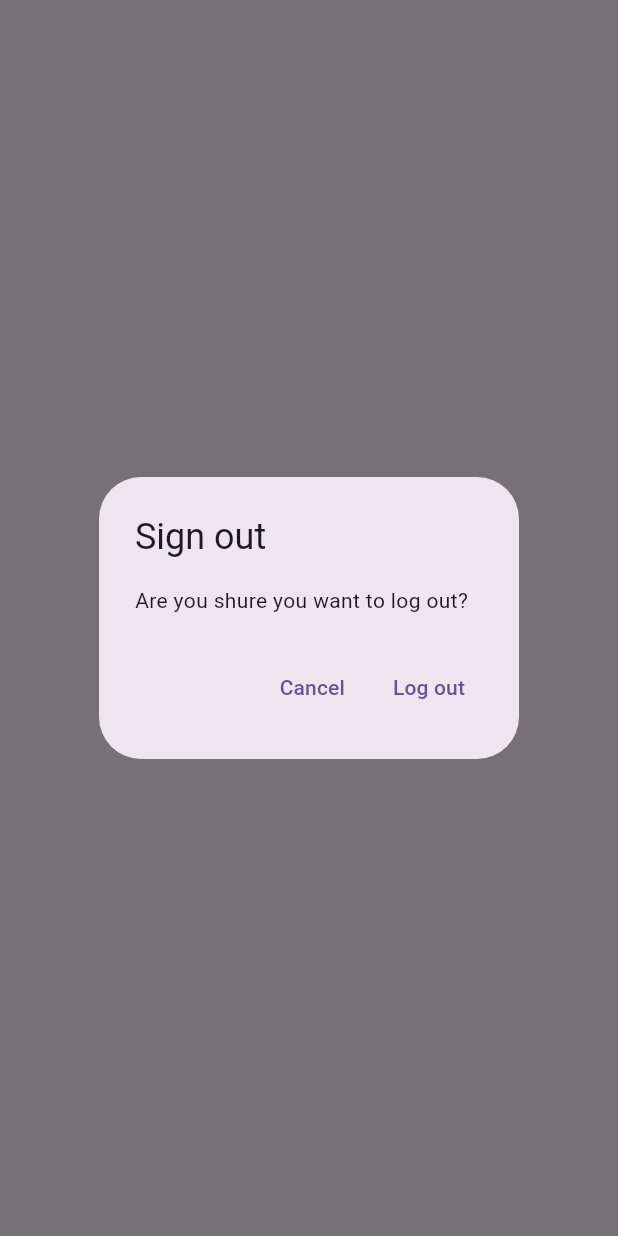
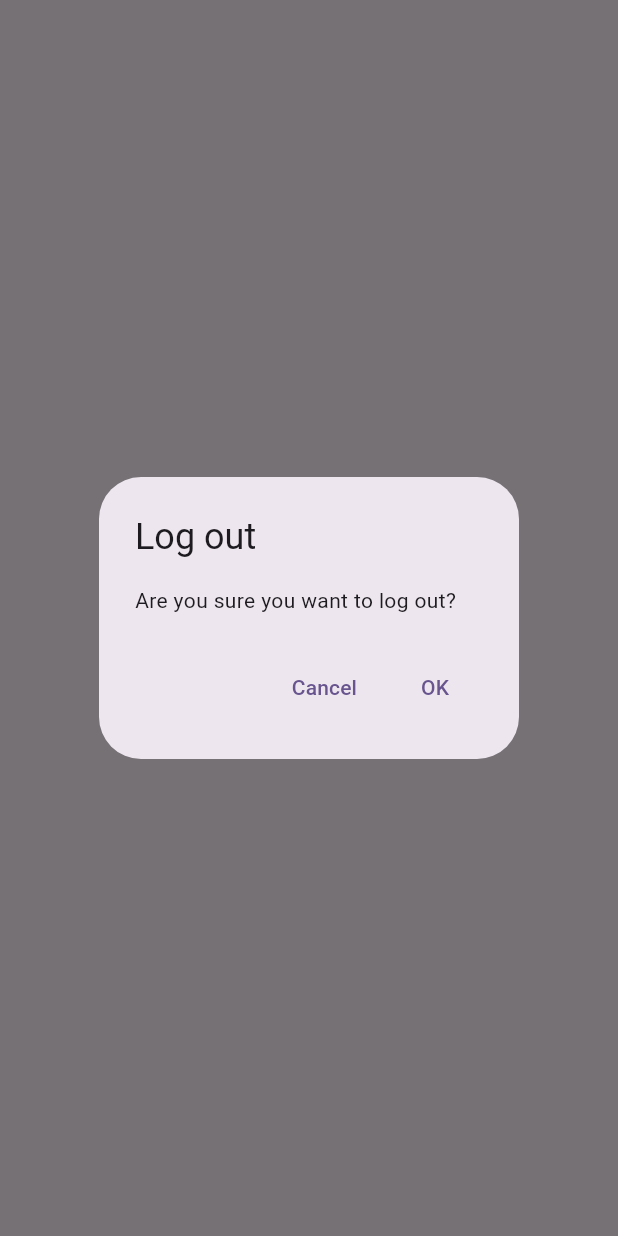
Before and after one commit to rhromets/mynotes_ffc_vandad, a Flutter app: what showLogOutDialog() shows on an empty page, opened directly, on a phone screen of 412 x 824 dp. Run offline on Flutter 3.47's test engine with Material 3 defaults, Android fonts, the phone set to English and light mode, and no system bars; our stand-ins replace firebase_auth, firebase_core, sqflite; accounts and stored records are empty; generated files the repository leaves out were written again; network calls fail.

Commit message:
feat: delete existing note

```diff
--- /dev/null
+++ b/lib/utilities/dialogs/generics_dialog.dart
@@ -0,0 +1,33 @@
+import 'package:flutter/material.dart';
+
+typedef DialogOptionBuilder<T> = Map<String, T?> Function();
+
+Future<T?> showGenericsDialog<T>({
+  required BuildContext context,
+  required String title,
+  required String content,
+  required DialogOptionBuilder optionsBuilder,
+}) {
+  final options = optionsBuilder();
+  return showDialog(
+      context: context,
+      builder: (context) {
+        return AlertDialog(
+          title: Text(title),
+          content: Text(content),
+          actions: options.keys.map((optionTitle) {
+            final value = options[optionTitle];
+            return TextButton(
+              onPressed: () {
+                if (value != null) {
+                  Navigator.of(context).pop(value);
+                } else {
+                  Navigator.of(context).pop();
+                }
+              },
+              child: Text(optionTitle),
+            );
+          }).toList(),
+        );
+      });
+}
--- /dev/null
+++ b/lib/utilities/dialogs/logout_dialog.dart
@@ -0,0 +1,16 @@
+import 'package:flutter/material.dart';
+import 'package:mynotes_ffc_vandad/utilities/dialogs/generics_dialog.dart';
+
+Future<bool> showLogOutDialog(BuildContext context) {
+  return showGenericsDialog(
+    context: context,
+    title: 'Log out',
+    content: 'Are you sure you want to log out?',
+    optionsBuilder: () => {
+      'Cancel': false,
+      'OK': true,
+    },
+  ).then(
+    (value) => value ?? false,
+  );
+}
--- a/lib/views/login_view.dart
+++ b/lib/views/login_view.dart
@@ -2,7 +2,7 @@ import 'package:flutter/material.dart';
 import 'package:mynotes_ffc_vandad/constants/routes.dart';
 import 'package:mynotes_ffc_vandad/services/auth/auth_exceptions.dart';
 import 'package:mynotes_ffc_vandad/services/auth/auth_service.dart';
-import 'package:mynotes_ffc_vandad/utilities/show_error_dialog.dart';
+import 'package:mynotes_ffc_vandad/utilities/dialogs/error_dialog.dart';
 
 class LoginView extends StatefulWidget {
   const LoginView({super.key});
--- a/lib/views/notes/new_note_view.dart
+++ b/lib/views/notes/new_note_view.dart
@@ -50,7 +50,6 @@ class _NewNoteViewState extends State<NewNoteView> {
       final newNote = await _notesService.createNote(owner: owner);
       return newNote;
     } catch (e) {
-      // Handle and log the error if necessary
       throw Exception('Error creating note: ${e.toString()}');
     }
   }
--- a/lib/views/notes/notes_view.dart
+++ b/lib/views/notes/notes_view.dart
@@ -3,6 +3,8 @@ import 'package:mynotes_ffc_vandad/constants/routes.dart';
 import 'package:mynotes_ffc_vandad/enums/menu_action.dart';
 import 'package:mynotes_ffc_vandad/services/auth/auth_service.dart';
 import 'package:mynotes_ffc_vandad/services/crud/notes_service.dart';
+import 'package:mynotes_ffc_vandad/utilities/dialogs/logout_dialog.dart';
+import 'package:mynotes_ffc_vandad/views/notes/notes_list_view.dart';
 
 class NotesView extends StatefulWidget {
   const NotesView({super.key});
@@ -75,18 +77,10 @@ class _NotesViewState extends State<NotesView> {
                     case ConnectionState.active:
                       if (snapshot.hasData) {
                         final allNotes = snapshot.data as List<DatabaseNote>;
-                        return ListView.builder(
-                          itemCount: allNotes.length,
-                          itemBuilder: (context, index) {
-                            var note = allNotes[index];
-                            return ListTile(
-                              title: Text(
-                                note.text,
-                                maxLines: 1,
-                                softWrap: true,
-                                overflow: TextOverflow.ellipsis,
-                              ),
-                            );
+                        return NotesListView(
+                          notes: allNotes,
+                          onDeleteNote: (note) async {
+                            await _notesService.deleteNote(id: note.id);
                           },
                         );
                       } else {
@@ -105,29 +99,3 @@ class _NotesViewState extends State<NotesView> {
     );
   }
 }
-
-Future<bool> showLogOutDialog(BuildContext context) {
-  return showDialog<bool>(
-    context: context,
-    builder: (context) {
-      return AlertDialog(
-        title: const Text('Sign out'),
-        content: const Text('Are you shure you want to log out?'),
-        actions: [
-          TextButton(
-            onPressed: () {
-              Navigator.of(context).pop(false);
-            },
-            child: const Text('Cancel'),
-          ),
-          TextButton(
-            onPressed: () {
-              Navigator.of(context).pop(true);
-            },
-            child: const Text('Log out'),
-          ),
-        ],
-      );
-    },
-  ).then((value) => value ?? false);
-}
--- a/lib/views/register_view.dart
+++ b/lib/views/register_view.dart
@@ -2,7 +2,7 @@ import 'package:flutter/material.dart';
 import 'package:mynotes_ffc_vandad/constants/routes.dart';
 import 'package:mynotes_ffc_vandad/services/auth/auth_exceptions.dart';
 import 'package:mynotes_ffc_vandad/services/auth/auth_service.dart';
-import 'package:mynotes_ffc_vandad/utilities/show_error_dialog.dart';
+import 'package:mynotes_ffc_vandad/utilities/dialogs/error_dialog.dart';
 
 class RegisterView extends StatefulWidget {
   const RegisterView({super.key});
```
Also changed, not shown: lib/utilities/dialogs/delete_dialog.dart (added, +16 -0 lines), lib/utilities/dialogs/error_dialog.dart (added, +16 -0 lines), lib/utilities/show_error_dialog.dart (deleted, +0 -21 lines), lib/views/notes/notes_list_view.dart (added, +43 -0 lines).
